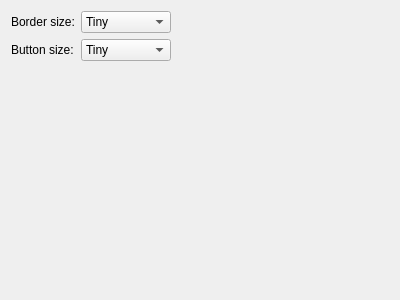
Qt form kcmkwin/kwindecoration/auroraeconfig.ui (KDE/kwin) before a commit.
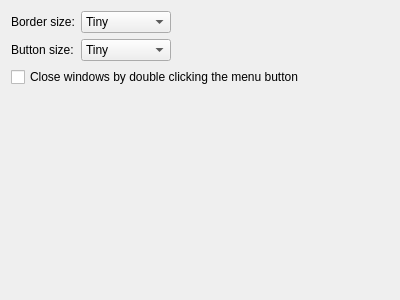
The same form after that commit. Custom widgets are drawn as their Qt base class.

Commit message:
Option to disable window close on menu double click in Aurorae
For each theme the setting can be enabled individually with the
default being enabled by default. It is completely handled
inside the MenuButton QML component so each QML theme benefits
from the option automatically, too.

FIXED-IN: 4.10

What changed in the file:
```diff
--- a/kcmkwin/kwindecoration/auroraeconfig.ui
+++ b/kcmkwin/kwindecoration/auroraeconfig.ui
@@ -112,6 +112,16 @@
      </item>
     </widget>
    </item>
+   <item row="2" column="0" colspan="2">
+    <widget class="QCheckBox" name="closeWindowsDoubleClick">
+     <property name="toolTip">
+      <string extracomment="Check this option if you want windows to be closed when you double click the menu button."/>
+     </property>
+     <property name="text">
+      <string>Close windows by double clicking the menu button</string>
+     </property>
+    </widget>
+   </item>
   </layout>
  </widget>
  <customwidgets>
```
The commit also changes 4 other files.
